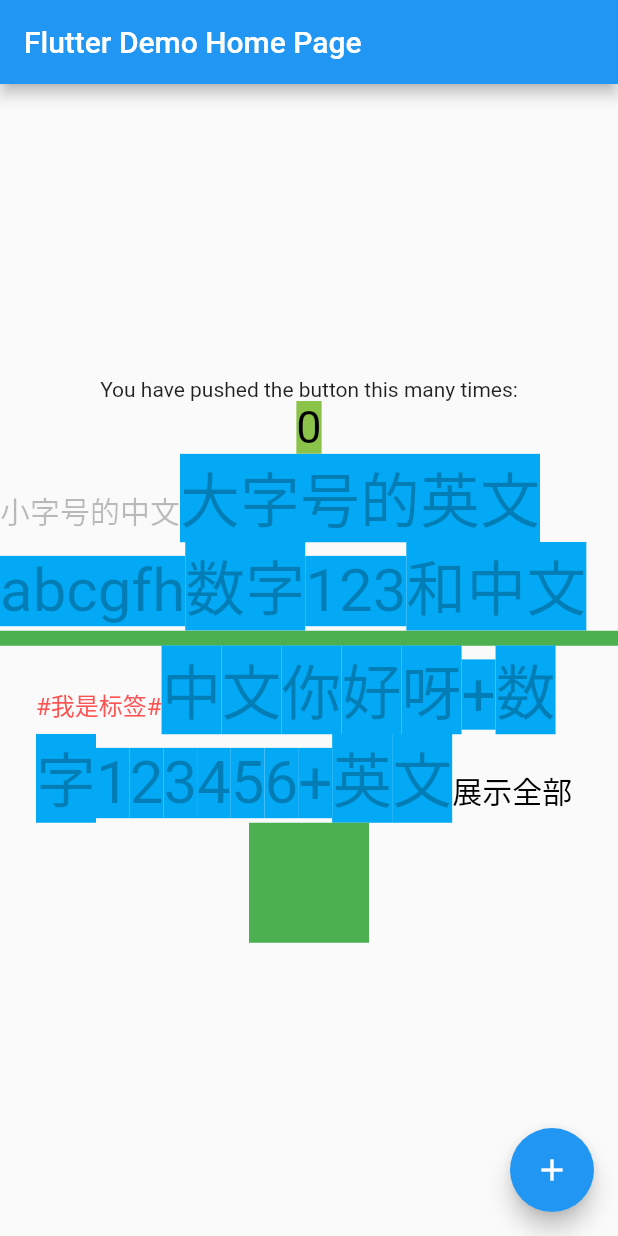
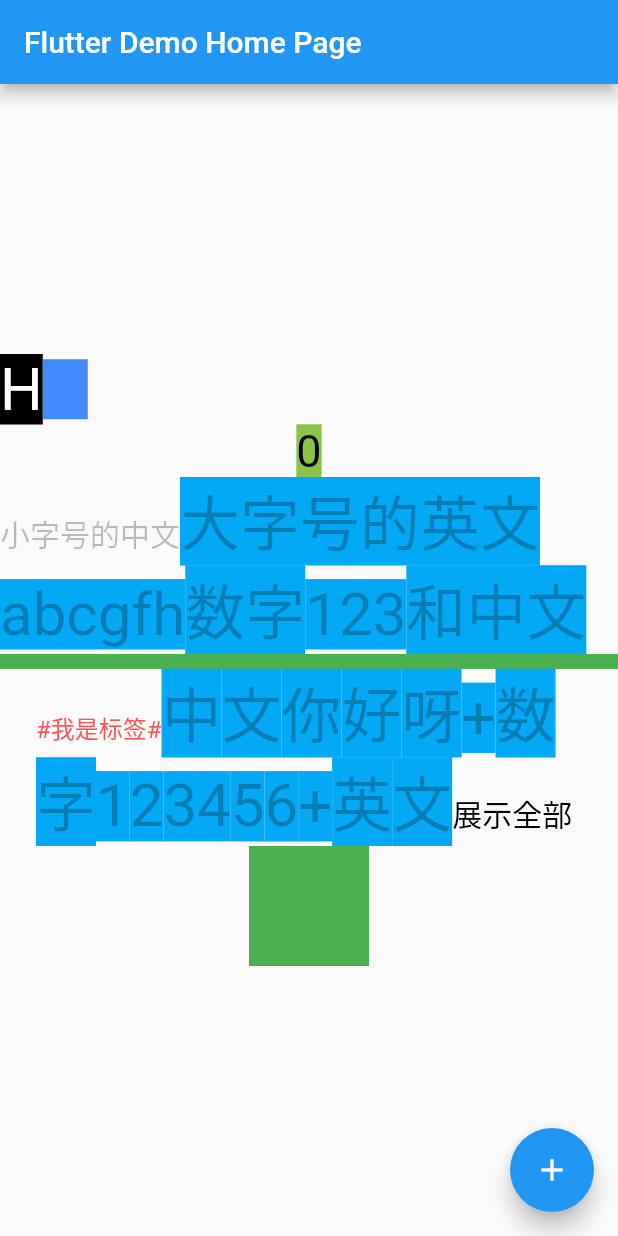
Before and after one commit to ijinfeng/flutter_rich_text, a Flutter app: the screen it shows after launch, on a phone screen of 412 x 824 dp. Run offline on Flutter 3.47's test engine with Material 2 defaults, Android fonts, the phone set to English and light mode, and no system bars.

```diff
--- a/lib/main.dart
+++ b/lib/main.dart
@@ -1,7 +1,9 @@
 import 'package:flutter/gestures.dart';
 import 'package:flutter/material.dart';
+import 'package:flutter/rendering.dart';
 import 'package:rich_text/core/rich_label.dart';
 import 'package:rich_text/core/rich_text_define.dart';
+import 'package:rich_text/rich_test_route.dart';
 
 void main() {
   runApp(const MyApp());
@@ -122,6 +124,7 @@ class _MyHomePageState extends State<MyHomePage> {
         // the App.build method, and use it to set our appbar title.
         title: Text(widget.title),
       ),
+
       body: Center(
         // Center is a layout widget. It takes a single child and positions it
         // in the middle of the parent.
@@ -142,8 +145,28 @@ class _MyHomePageState extends State<MyHomePage> {
           // horizontal).
           mainAxisAlignment: MainAxisAlignment.center,
           children: <Widget>[
-            const Text(
-              'You have pushed the button this many times:',
+            Row(
+              children: [
+                Container(
+                  color: Colors.black,
+                  child: const Text('H', style: TextStyle(
+                    // height: 1.0,
+                    fontSize: 40,
+                    color: Colors.white,
+                    // backgroundColor: Colors.black
+                  ),
+                  // strutStyle: StrutStyle(
+                  //   leading: 0,
+                  //   height: 1.0
+                  // ),
+                  ),
+                ),
+                Container(
+                  color: Colors.blueAccent,
+                  width: 30,
+                  height: 40,
+                )
+              ],
             ),
             Text(
               '$_counter',
@@ -234,7 +257,13 @@ class _MyHomePageState extends State<MyHomePage> {
         ),
       ),
       floatingActionButton: FloatingActionButton(
-        onPressed: _incrementCounter,
+        onPressed: () {
+          Navigator.of(context).push(
+              MaterialPageRoute(builder: (context) {
+                return RichTestRoute();
+              })
+          );
+        },
         tooltip: 'Increment',
         child: const Icon(Icons.add),
       ), // This trailing comma makes auto-formatting nicer for build methods.
```
Also changed, not shown: lib/core/rich_text_paragraph.dart (+11 -4 lines), lib/rich_test_route.dart (added, +19 -0 lines).
